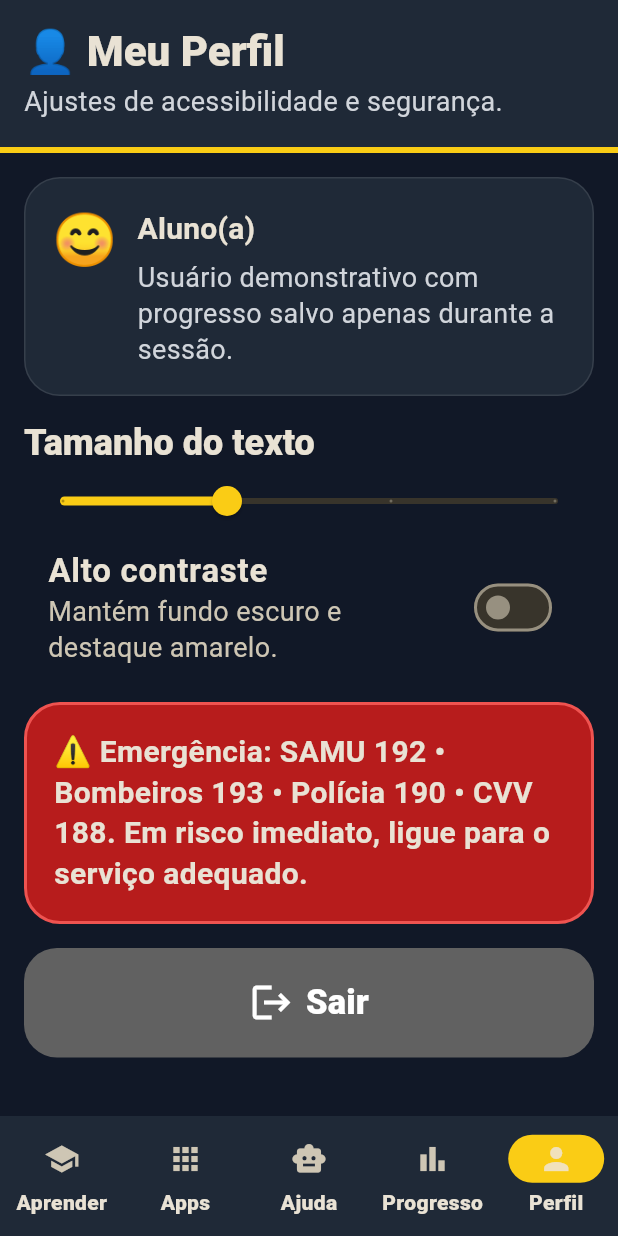
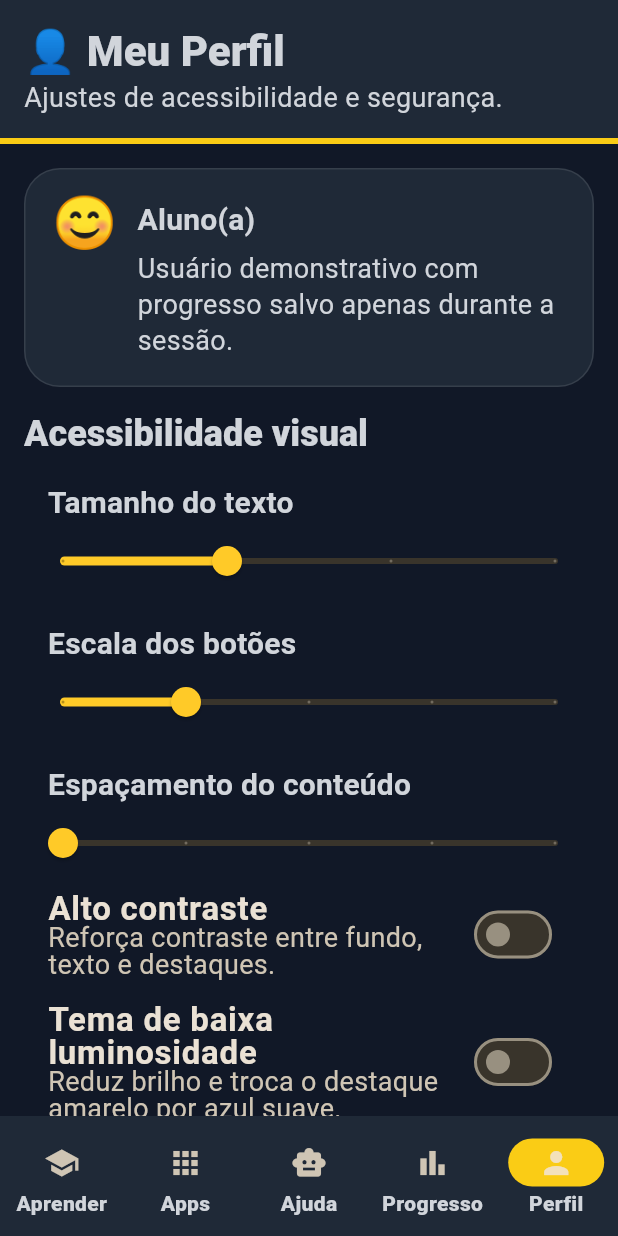
Before and after one commit to Igh0r/ProjetoEducacaoIdoso, a Flutter app: the MainNavigation screen opened directly, item 5 of the bottom bar chosen, after a tap on "Alto contraste", on a phone screen of 412 x 824 dp. Run offline on Flutter 3.47's test engine with Material 3 defaults, Android fonts, the phone set to English and light mode, and no system bars.

Commit message:
Expand accessibility settings integration

```diff
--- a/lib/app/theme/app_theme.dart
+++ b/lib/app/theme/app_theme.dart
@@ -5,35 +5,69 @@ const _panel = Color(0xFF1F2937);
 const _line = Color(0xFFFACC15);
 const _muted = Color(0xFFD1D5DB);
 
+const _lowLightBg = Color(0xFF050816);
+const _lowLightPanel = Color(0xFF111827);
+const _lowLightLine = Color(0xFF38BDF8);
+
 class EducacaoIdosoApp extends StatelessWidget {
   const EducacaoIdosoApp({super.key});
 
   @override
   Widget build(BuildContext context) {
-    return MaterialApp(
-      title: 'Educação para Idosos',
-      debugShowCheckedModeBanner: false,
-      theme: ThemeData(
-        brightness: Brightness.dark,
-        scaffoldBackgroundColor: _bg,
-        colorScheme: ColorScheme.fromSeed(
-          seedColor: _line,
-          brightness: Brightness.dark,
-          primary: _line,
-          surface: _panel,
-        ),
-        fontFamily: 'Roboto',
-        textTheme: const TextTheme(
-          headlineLarge: TextStyle(fontSize: 34, fontWeight: FontWeight.w900),
-          headlineMedium: TextStyle(fontSize: 28, fontWeight: FontWeight.w800),
-          titleLarge: TextStyle(fontSize: 24, fontWeight: FontWeight.w800),
-          titleMedium: TextStyle(fontSize: 20, fontWeight: FontWeight.w700),
-          bodyLarge: TextStyle(fontSize: 20, height: 1.35),
-          bodyMedium: TextStyle(fontSize: 18, height: 1.35),
-        ),
-        useMaterial3: true,
+    return AnimatedBuilder(
+      animation: appState,
+      builder: (context, _) => MaterialApp(
+        title: 'Educação para Idosos',
+        debugShowCheckedModeBanner: false,
+        theme: AppTheme.fromAccessibility(appState.accessibilitySettings),
+        home: const LoginPage(),
       ),
-      home: const LoginPage(),
     );
   }
 }
+
+class AppTheme {
+  const AppTheme._();
+
+  static ThemeData fromAccessibility(AccessibilitySettings settings) {
+    if (settings.lowLightTheme) {
+      return _buildTheme(settings, background: _lowLightBg, panel: _lowLightPanel, accent: _lowLightLine, highContrast: settings.highContrast);
+    }
+
+    return _buildTheme(settings, background: _bg, panel: _panel, accent: settings.highContrast ? _line : Colors.amber.shade400, highContrast: settings.highContrast);
+  }
+
+  static ThemeData _buildTheme(
+    AccessibilitySettings settings, {
+    required Color background,
+    required Color panel,
+    required Color accent,
+    required bool highContrast,
+  }) {
+    final textColor = highContrast ? Colors.white : _muted;
+    final fontFamily = settings.dyslexiaFriendlyFont ? 'monospace' : 'Roboto';
+
+    return ThemeData(
+      brightness: Brightness.dark,
+      scaffoldBackgroundColor: background,
+      colorScheme: ColorScheme.fromSeed(
+        seedColor: accent,
+        brightness: Brightness.dark,
+        primary: accent,
+        surface: panel,
+      ),
+      fontFamily: fontFamily,
+      textTheme: TextTheme(
+        headlineLarge: TextStyle(fontSize: 34, fontWeight: FontWeight.w900, color: textColor, letterSpacing: settings.dyslexiaFriendlyFont ? .6 : null),
+        headlineMedium: TextStyle(fontSize: 28, fontWeight: FontWeight.w800, color: textColor, letterSpacing: settings.dyslexiaFriendlyFont ? .5 : null),
+        titleLarge: TextStyle(fontSize: 24, fontWeight: FontWeight.w800, color: textColor, letterSpacing: settings.dyslexiaFriendlyFont ? .4 : null),
+        titleMedium: TextStyle(fontSize: 20, fontWeight: FontWeight.w700, color: textColor, letterSpacing: settings.dyslexiaFriendlyFont ? .3 : null),
+        bodyLarge: TextStyle(fontSize: 20, height: settings.contentSpacing, color: textColor, letterSpacing: settings.dyslexiaFriendlyFont ? .25 : null),
+        bodyMedium: TextStyle(fontSize: 18, height: settings.contentSpacing, color: textColor, letterSpacing: settings.dyslexiaFriendlyFont ? .2 : null),
+      ),
+      cardTheme: CardThemeData(color: panel, margin: EdgeInsets.all(12 * settings.contentSpacing)),
+      dividerColor: highContrast ? accent : Colors.white24,
+      useMaterial3: true,
+    );
+  }
+}
--- a/lib/core/state/app_state.dart
+++ b/lib/core/state/app_state.dart
@@ -5,12 +5,16 @@ class AppState extends ChangeNotifier {
     ProgressRepository? progressRepository,
     ProgressService? progressService,
   })  : _progressRepository = progressRepository ?? InMemoryProgressRepository(),
-        _progressService = progressService ?? progressServiceDefault;
+        _progressService = progressService ?? progressServiceDefault {
+    accessibilitySettings = _progressRepository.getAccessibilitySettings();
+  }
 
   final ProgressRepository _progressRepository;
   final ProgressService _progressService;
-  double textScale = 1;
-  bool highContrast = true;
+  late AccessibilitySettings accessibilitySettings;
+
+  double get textScale => accessibilitySettings.textScale;
+  bool get highContrast => accessibilitySettings.highContrast;
 
   Set<String> get completedLessons => _progressRepository.getCompletedLessons();
   Map<String, int> get quizScores => _progressRepository.getQuizScores();
@@ -23,12 +27,32 @@ class AppState extends ChangeNotifier {
   }
 
   void toggleContrast() {
-    highContrast = !highContrast;
-    notifyListeners();
+    updateAccessibilitySettings(accessibilitySettings.copyWith(highContrast: !highContrast));
   }
 
   void setTextScale(double value) {
-    textScale = value;
+    updateAccessibilitySettings(accessibilitySettings.copyWith(textScale: value));
+  }
+
+  void setLowLightTheme(bool value) {
+    updateAccessibilitySettings(accessibilitySettings.copyWith(lowLightTheme: value));
+  }
+
+  void setButtonScale(double value) {
+    updateAccessibilitySettings(accessibilitySettings.copyWith(buttonScale: value));
+  }
+
+  void setContentSpacing(double value) {
+    updateAccessibilitySettings(accessibilitySettings.copyWith(contentSpacing: value));
+  }
+
+  void setDyslexiaFriendlyFont(bool value) {
+    updateAccessibilitySettings(accessibilitySettings.copyWith(dyslexiaFriendlyFont: value));
+  }
+
+  void updateAccessibilitySettings(AccessibilitySettings settings) {
+    accessibilitySettings = settings;
+    _progressRepository.saveAccessibilitySettings(settings);
     notifyListeners();
   }
 }
--- a/lib/features/accessibility/models/accessibility_settings.dart
+++ b/lib/features/accessibility/models/accessibility_settings.dart
@@ -19,6 +19,26 @@ class AccessibilitySettings {
   final bool dyslexiaFriendlyFont;
   final bool readAloudEnabled;
 
+  Map<String, Object> toLocalProgressJson() => {
+        'textScale': textScale,
+        'highContrast': highContrast,
+        'lowLightTheme': lowLightTheme,
+        'buttonScale': buttonScale,
+        'contentSpacing': contentSpacing,
+        'dyslexiaFriendlyFont': dyslexiaFriendlyFont,
+        'readAloudEnabled': readAloudEnabled,
+      };
+
+  factory AccessibilitySettings.fromLocalProgressJson(Map<String, Object?> json) => AccessibilitySettings(
+        textScale: (json['textScale'] as num?)?.toDouble() ?? 1,
+        highContrast: json['highContrast'] as bool? ?? true,
+        lowLightTheme: json['lowLightTheme'] as bool? ?? false,
+        buttonScale: (json['buttonScale'] as num?)?.toDouble() ?? 1,
+        contentSpacing: (json['contentSpacing'] as num?)?.toDouble() ?? 1,
+        dyslexiaFriendlyFont: json['dyslexiaFriendlyFont'] as bool? ?? false,
+        readAloudEnabled: json['readAloudEnabled'] as bool? ?? false,
+      );
+
   AccessibilitySettings copyWith({
     double? textScale,
     bool? highContrast,
--- a/lib/features/apps/presentation/app_launcher_page.dart
+++ b/lib/features/apps/presentation/app_launcher_page.dart
@@ -9,7 +9,7 @@ class AppLauncherPage extends StatelessWidget {
       title: '📱 Meus Aplicativos',
       subtitle: 'Toque em um ícone para lembrar a função.',
       child: ListView(
-        padding: const EdgeInsets.all(16),
+        padding: EdgeInsets.all(16 * appState.accessibilitySettings.contentSpacing),
         children: appGroups.map((group) => AppGroupSection(group: group)).toList(),
       ),
     );
@@ -26,7 +26,7 @@ class AppGroupSection extends StatelessWidget {
       padding: const EdgeInsets.only(bottom: 24),
       child: Column(crossAxisAlignment: CrossAxisAlignment.start, children: [
         Text(group.title, style: Theme.of(context).textTheme.titleLarge),
-        const SizedBox(height: 12),
+        SizedBox(height: 12 * appState.accessibilitySettings.contentSpacing),
         GridView.builder(
           shrinkWrap: true,
           physics: const NeverScrollableScrollPhysics(),
--- a/lib/features/learning/presentation/learning_pages.dart
+++ b/lib/features/learning/presentation/learning_pages.dart
@@ -9,7 +9,7 @@ class HomePage extends StatelessWidget {
       title: 'O que vamos aprender hoje?',
       subtitle: 'Escolha um tema. Cada aula tem passos curtos, dicas e quiz.',
       child: ListView(
-        padding: const EdgeInsets.all(16),
+        padding: EdgeInsets.all(16 * appState.accessibilitySettings.contentSpacing),
         children: [
           AnimatedBuilder(
             animation: appState,
@@ -18,12 +18,12 @@ class HomePage extends StatelessWidget {
               total: appState.totalLessons,
             ),
           ),
-          const SizedBox(height: 20),
+          SizedBox(height: 20 * appState.accessibilitySettings.contentSpacing),
           ...categories.map((category) => Padding(
                 padding: const EdgeInsets.only(bottom: 16),
                 child: CategoryCard(category: category),
               )),
-          const SizedBox(height: 20),
+          SizedBox(height: 20 * appState.accessibilitySettings.contentSpacing),
           const EmergencyCard(),
         ],
       ),
@@ -55,13 +55,13 @@ class CategoryCard extends StatelessWidget {
               backgroundColor: category.color,
               child: Text(category.emoji, style: const TextStyle(fontSize: 34)),
             ),
-            const SizedBox(width: 16),
+            SizedBox(width: 16 * appState.accessibilitySettings.contentSpacing),
             Expanded(
               child: Column(crossAxisAlignment: CrossAxisAlignment.start, children: [
                 Text(category.name, style: Theme.of(context).textTheme.titleLarge),
                 const SizedBox(height: 6),
                 Text(category.description, style: const TextStyle(fontSize: 18, color: _muted)),
-                const SizedBox(height: 10),
+                SizedBox(height: 10 * appState.accessibilitySettings.contentSpacing),
                 LinearProgressIndicator(
                   value: category.lessons.isEmpty ? 0 : done / category.lessons.length,
                   minHeight: 10,
@@ -91,7 +91,7 @@ class CategoryPage extends StatelessWidget {
       subtitle: category.description,
       showBack: true,
       child: ListView.builder(
-        padding: const EdgeInsets.all(16),
+        padding: EdgeInsets.all(16 * appState.accessibilitySettings.contentSpacing),
         itemCount: category.lessons.length,
         itemBuilder: (context, index) {
           final lesson = category.lessons[index];
@@ -121,12 +121,12 @@ class LessonTile extends StatelessWidget {
         decoration: BoxDecoration(color: _panel, borderRadius: BorderRadius.circular(24)),
         child: Row(children: [
           Text(completed ? '✅' : lesson.emoji, style: const TextStyle(fontSize: 42)),
-          const SizedBox(width: 16),
+          SizedBox(width: 16 * appState.accessibilitySettings.contentSpacing),
           Expanded(child: Column(crossAxisAlignment: CrossAxisAlignment.start, children: [
             Text(lesson.title, style: Theme.of(context).textTheme.titleMedium),
             const SizedBox(height: 6),
             Text(lesson.description, style: const TextStyle(fontSize: 17, color: _muted)),
-            const SizedBox(height: 10),
+            SizedBox(height: 10 * appState.accessibilitySettings.contentSpacing),
             Wrap(spacing: 10, runSpacing: 8, children: [
               Chip(label: Text('⏱ ${lesson.duration}')),
               Chip(label: Text('⭐ ${lesson.difficulty}')),
@@ -179,7 +179,7 @@ class _LessonPageState extends State<LessonPage> {
         padding: const EdgeInsets.all(18),
         child: Column(children: [
           LinearProgressIndicator(value: progress, minHeight: 12, borderRadius: BorderRadius.circular(99)),
-          const SizedBox(height: 20),
+          SizedBox(height: 20 * appState.accessibilitySettings.contentSpacing),
           Expanded(
             child: SingleChildScrollView(
               child: Container(
@@ -188,16 +188,16 @@ class _LessonPageState extends State<LessonPage> {
                 decoration: BoxDecoration(color: _panel, borderRadius: BorderRadius.circular(32)),
                 child: Column(children: [
                   Text(item.emoji, style: const TextStyle(fontSize: 88)),
-                  const SizedBox(height: 16),
+                  SizedBox(height: 16 * appState.accessibilitySettings.contentSpacing),
                   Text(item.title, textAlign: TextAlign.center, style: Theme.of(context).textTheme.headlineMedium),
                   const SizedBox(height: 18),
                   Text(item.content, textAlign: TextAlign.center, style: Theme.of(context).textTheme.bodyLarge),
                   if (item.tip != null) ...[
-                    const SizedBox(height: 20),
+                    SizedBox(height: 20 * appState.accessibilitySettings.contentSpacing),
                     InfoCard(icon: '💡', title: 'Dica', text: item.tip!),
                   ],
                   if (item.warning != null) ...[
-                    const SizedBox(height: 20),
+                    SizedBox(height: 20 * appState.accessibilitySettings.contentSpacing),
                     WarningCard(text: item.warning!),
                   ],
                 ]),
@@ -214,7 +214,7 @@ class _LessonPageState extends State<LessonPage> {
                   onPressed: () => setState(() => step--),
                 ),
               ),
-            if (step > 0) const SizedBox(width: 12),
+            if (step > 0) SizedBox(width: 12 * appState.accessibilitySettings.contentSpacing),
             Expanded(
               flex: 2,
               child: SeniorButton(
@@ -248,7 +248,7 @@ class _LessonPageState extends State<LessonPage> {
             const InfoCard(icon: '✅', title: 'Como funciona', text: 'Toque em uma resposta. Você verá uma explicação após escolher.'),
             const SizedBox(height: 24),
             SeniorButton(label: 'Começar quiz', icon: Icons.psychology, onPressed: () => setState(() => phase = LessonPhase.quiz)),
-            const SizedBox(height: 12),
+            SizedBox(height: 12 * appState.accessibilitySettings.contentSpacing),
             TextButton(
               onPressed: () {
                 appState.completeLesson(widget.lesson.id, 0);
@@ -283,7 +283,7 @@ class _LessonPageState extends State<LessonPage> {
                   decoration: BoxDecoration(color: _panel, borderRadius: BorderRadius.circular(28)),
                   child: Text(q.question, textAlign: TextAlign.center, style: Theme.of(context).textTheme.titleLarge),
                 ),
-                const SizedBox(height: 16),
+                SizedBox(height: 16 * appState.accessibilitySettings.contentSpacing),
                 ...List.generate(q.options.length, (i) {
                   final isCorrect = i == q.correct;
                   final isSelected = i == selected;
@@ -345,7 +345,7 @@ class _LessonPageState extends State<LessonPage> {
           child: Column(mainAxisSize: MainAxisSize.min, children: [
             const Text('🎉', style: TextStyle(fontSize: 96)),
             Text(widget.lesson.title, textAlign: TextAlign.center, style: Theme.of(context).textTheme.headlineMedium),
-            const SizedBox(height: 16),
+            SizedBox(height: 16 * appState.accessibilitySettings.contentSpacing),
             Text('Resultado do quiz: $score/$total', style: const TextStyle(fontSize: 28, color: _line, fontWeight: FontWeight.w900)),
             const SizedBox(height: 24),
             SeniorButton(label: 'Voltar para lições', icon: Icons.check, onPressed: () => Navigator.of(context).pop()),
--- a/lib/features/navigation/presentation/main_navigation.dart
+++ b/lib/features/navigation/presentation/main_navigation.dart
@@ -24,7 +24,7 @@ class _MainNavigationState extends State<MainNavigation> {
       animation: appState,
       builder: (context, _) => MediaQuery(
         data: MediaQuery.of(context).copyWith(
-          textScaler: TextScaler.linear(appState.textScale),
+          textScaler: accessibilityService.textScalerFor(appState.accessibilitySettings),
         ),
         child: Scaffold(
           body: pages[index],
--- a/lib/features/profile/presentation/profile_page.dart
+++ b/lib/features/profile/presentation/profile_page.dart
@@ -10,34 +10,91 @@ class ProfilePage extends StatelessWidget {
       subtitle: 'Ajustes de acessibilidade e segurança.',
       child: AnimatedBuilder(
         animation: appState,
-        builder: (context, _) => ListView(padding: const EdgeInsets.all(16), children: [
+        builder: (context, _) {
+          final settings = appState.accessibilitySettings;
+          return ListView(padding: EdgeInsets.all(16 * settings.contentSpacing), children: [
             const InfoCard(icon: '😊', title: 'Aluno(a)', text: 'Usuário demonstrativo com progresso salvo apenas durante a sessão.'),
-          const SizedBox(height: 16),
-          Text('Tamanho do texto', style: Theme.of(context).textTheme.titleLarge),
-          Slider(
-            value: appState.textScale,
+            SizedBox(height: 16 * settings.contentSpacing),
+            Text('Acessibilidade visual', style: Theme.of(context).textTheme.titleLarge),
+            _AccessibilitySlider(
+              title: 'Tamanho do texto',
+              value: settings.textScale,
               min: .9,
               max: 1.35,
               divisions: 3,
-            label: '${(appState.textScale * 100).round()}%',
+              label: '${(settings.textScale * 100).round()}%',
               onChanged: appState.setTextScale,
             ),
+            _AccessibilitySlider(
+              title: 'Escala dos botões',
+              value: settings.buttonScale,
+              min: .9,
+              max: 1.3,
+              divisions: 4,
+              label: '${(settings.buttonScale * 100).round()}%',
+              onChanged: appState.setButtonScale,
+            ),
+            _AccessibilitySlider(
+              title: 'Espaçamento do conteúdo',
+              value: settings.contentSpacing,
+              min: 1,
+              max: 1.4,
+              divisions: 4,
+              label: '${(settings.contentSpacing * 100).round()}%',
+              onChanged: appState.setContentSpacing,
+            ),
             SwitchListTile(
-            value: appState.highContrast,
+              value: settings.highContrast,
               onChanged: (_) => appState.toggleContrast(),
               title: const Text('Alto contraste', style: TextStyle(fontSize: 22, fontWeight: FontWeight.bold)),
-            subtitle: const Text('Mantém fundo escuro e destaque amarelo.'),
+              subtitle: const Text('Reforça contraste entre fundo, texto e destaques.'),
             ),
-          const SizedBox(height: 16),
+            SwitchListTile(
+              value: settings.lowLightTheme,
+              onChanged: appState.setLowLightTheme,
+              title: const Text('Tema de baixa luminosidade', style: TextStyle(fontSize: 22, fontWeight: FontWeight.bold)),
+              subtitle: const Text('Reduz brilho e troca o destaque amarelo por azul suave.'),
+            ),
+            SwitchListTile(
+              value: settings.dyslexiaFriendlyFont,
+              onChanged: appState.setDyslexiaFriendlyFont,
+              title: const Text('Fonte amigável para dislexia', style: TextStyle(fontSize: 22, fontWeight: FontWeight.bold)),
+              subtitle: const Text('Usa fonte monoespaçada com maior espaçamento entre letras.'),
+            ),
+            SizedBox(height: 16 * settings.contentSpacing),
             const EmergencyCard(),
-          const SizedBox(height: 16),
+            SizedBox(height: 16 * settings.contentSpacing),
             SeniorButton.secondary(
               label: 'Sair',
               icon: Icons.logout,
               onPressed: () => Navigator.of(context).pushAndRemoveUntil(MaterialPageRoute(builder: (_) => const LoginPage()), (_) => false),
             ),
-        ]),
+          ]);
+        },
       ),
     );
   }
 }
+
+class _AccessibilitySlider extends StatelessWidget {
+  const _AccessibilitySlider({required this.title, required this.value, required this.min, required this.max, required this.divisions, required this.label, required this.onChanged});
+
+  final String title;
+  final double value;
+  final double min;
+  final double max;
+  final int divisions;
+  final String label;
+  final ValueChanged<double> onChanged;
+
+  @override
+  Widget build(BuildContext context) {
+    return Column(crossAxisAlignment: CrossAxisAlignment.start, children: [
+      Padding(
+        padding: const EdgeInsets.only(top: 16, left: 16, right: 16),
+        child: Text(title, style: Theme.of(context).textTheme.titleMedium),
+      ),
+      Slider(value: value, min: min, max: max, divisions: divisions, label: label, onChanged: onChanged),
+    ]);
+  }
+}
--- a/lib/features/progress/repositories/progress_repository.dart
+++ b/lib/features/progress/repositories/progress_repository.dart
@@ -4,11 +4,14 @@ abstract class ProgressRepository {
   Set<String> getCompletedLessons();
   Map<String, int> getQuizScores();
   void completeLesson(String lessonId, int score);
+  AccessibilitySettings getAccessibilitySettings();
+  void saveAccessibilitySettings(AccessibilitySettings settings);
 }
 
 class InMemoryProgressRepository implements ProgressRepository {
   final Set<String> _completedLessons = <String>{};
   final Map<String, int> _quizScores = <String, int>{};
+  Map<String, Object> _localProgressAccessibility = const AccessibilitySettings().toLocalProgressJson();
 
   @override
   Set<String> getCompletedLessons() => _completedLessons;
@@ -21,4 +24,12 @@ class InMemoryProgressRepository implements ProgressRepository {
     _completedLessons.add(lessonId);
     _quizScores[lessonId] = score;
   }
+
+  @override
+  AccessibilitySettings getAccessibilitySettings() => AccessibilitySettings.fromLocalProgressJson(_localProgressAccessibility);
+
+  @override
+  void saveAccessibilitySettings(AccessibilitySettings settings) {
+    _localProgressAccessibility = settings.toLocalProgressJson();
+  }
 }
--- a/lib/main.dart
+++ b/lib/main.dart
@@ -4,6 +4,8 @@ part 'app/theme/app_theme.dart';
 part 'features/learning/models/learning_models.dart';
 part 'features/assistant/models/chat_message.dart';
 part 'features/apps/models/app_models.dart';
+part 'features/accessibility/models/accessibility_settings.dart';
+part 'features/accessibility/services/accessibility_service.dart';
 part 'features/learning/data/lesson_seed_data.dart';
 part 'features/apps/data/app_seed_data.dart';
 part 'features/learning/repositories/lesson_repository.dart';
--- a/lib/shared/widgets/shared_widgets.dart
+++ b/lib/shared/widgets/shared_widgets.dart
@@ -40,18 +40,19 @@ class SeniorButton extends StatelessWidget {
 
   @override
   Widget build(BuildContext context) {
+    final buttonScale = appState.accessibilitySettings.buttonScale;
     return SizedBox(
       width: double.infinity,
       child: FilledButton.icon(
         style: FilledButton.styleFrom(
           backgroundColor: secondaryStyle ? Colors.grey.shade700 : _line,
           foregroundColor: secondaryStyle ? Colors.white : _bg,
-          padding: const EdgeInsets.symmetric(vertical: 20, horizontal: 18),
+          padding: EdgeInsets.symmetric(vertical: 20 * buttonScale, horizontal: 18 * buttonScale),
           shape: RoundedRectangleBorder(borderRadius: BorderRadius.circular(22)),
         ),
         onPressed: onPressed,
-        icon: Icon(icon, size: 30),
-        label: Text(label, textAlign: TextAlign.center, style: const TextStyle(fontSize: 23, fontWeight: FontWeight.w900)),
+        icon: Icon(icon, size: 30 * buttonScale),
+        label: Text(label, textAlign: TextAlign.center, style: TextStyle(fontSize: 23 * buttonScale, fontWeight: FontWeight.w900)),
       ),
     );
   }
@@ -65,16 +66,17 @@ class InfoCard extends StatelessWidget {
 
   @override
   Widget build(BuildContext context) {
+    final spacing = appState.accessibilitySettings.contentSpacing;
     return Container(
       width: double.infinity,
-      padding: const EdgeInsets.all(18),
+      padding: EdgeInsets.all(18 * spacing),
       decoration: BoxDecoration(color: _panel, borderRadius: BorderRadius.circular(24), border: Border.all(color: Colors.white10)),
       child: Row(crossAxisAlignment: CrossAxisAlignment.start, children: [
         Text(icon, style: const TextStyle(fontSize: 34)),
-        const SizedBox(width: 14),
+        SizedBox(width: 14 * spacing),
         Expanded(child: Column(crossAxisAlignment: CrossAxisAlignment.start, children: [
           Text(title, style: Theme.of(context).textTheme.titleMedium),
-          const SizedBox(height: 6),
+          SizedBox(height: 6 * spacing),
           Text(text, style: const TextStyle(fontSize: 18, color: _muted, height: 1.35)),
         ])),
       ]),
@@ -88,9 +90,10 @@ class WarningCard extends StatelessWidget {
 
   @override
   Widget build(BuildContext context) {
+    final spacing = appState.accessibilitySettings.contentSpacing;
     return Container(
       width: double.infinity,
-      padding: const EdgeInsets.all(18),
+      padding: EdgeInsets.all(18 * spacing),
       decoration: BoxDecoration(color: Colors.red.shade900, borderRadius: BorderRadius.circular(24), border: Border.all(color: Colors.red.shade400, width: 2)),
       child: Text('⚠️ $text', style: const TextStyle(fontSize: 20, fontWeight: FontWeight.bold)),
     );
@@ -106,7 +109,7 @@ class ProgressBanner extends StatelessWidget {
   Widget build(BuildContext context) {
     final value = total == 0 ? 0.0 : completed / total;
     return Container(
-      padding: const EdgeInsets.all(22),
+      padding: EdgeInsets.all(22 * appState.accessibilitySettings.contentSpacing),
       decoration: BoxDecoration(
         gradient: LinearGradient(colors: [Colors.yellow.shade700, Colors.orange.shade700]),
         borderRadius: BorderRadius.circular(28),
@@ -131,7 +134,7 @@ class StatCard extends StatelessWidget {
   @override
   Widget build(BuildContext context) {
     return Container(
-      padding: const EdgeInsets.all(18),
+      padding: EdgeInsets.all(18 * appState.accessibilitySettings.contentSpacing),
       decoration: BoxDecoration(color: _panel, borderRadius: BorderRadius.circular(24)),
       child: Column(children: [
         Text(icon, style: const TextStyle(fontSize: 40)),
```
Also changed, not shown: lib/features/progress/presentation/progress_page.dart (+5 -5 lines). Lines whose indentation alone changed are shown as unchanged.
